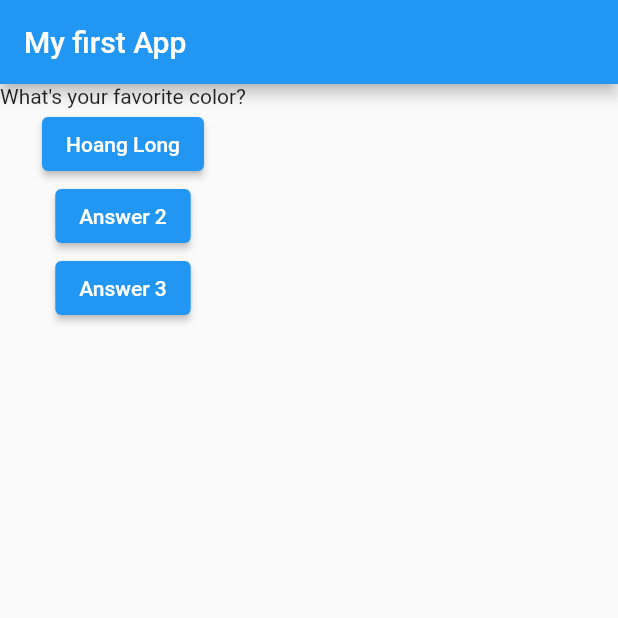
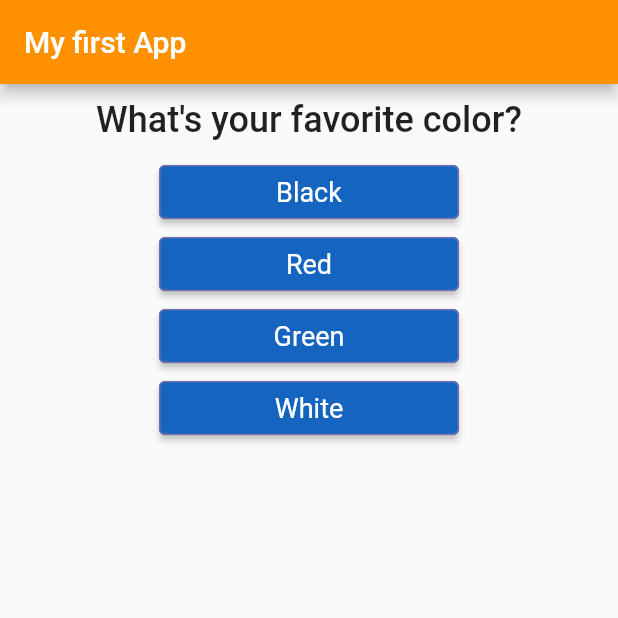
Before and after one commit to HoangLong2502/flutter, a Flutter app: the screen it shows after launch, on a phone screen of 412 x 824 dp, the top half of it. Run offline on Flutter 3.47's test engine with Material 2 defaults, Android fonts, the phone set to English and light mode, and no system bars.

Commit message:
connect 2 component Map

```diff
--- /dev/null
+++ b/flutter_complete_guide/lib/answer.dart
@@ -0,0 +1,32 @@
+import 'package:flutter/material.dart';
+
+class Answer extends StatelessWidget {
+  final Function selectHandler;
+  final String answerText;
+
+  Answer(this.selectHandler, this.answerText);
+
+  @override
+  Widget build(BuildContext context) {
+    return Container(
+      width: double.tryParse('200'),
+      child: ElevatedButton(
+        style: ButtonStyle(
+          side: MaterialStateProperty.all(BorderSide(
+            color: Color.fromARGB(255, 110, 110, 176),
+            width: 1,
+            style: BorderStyle.solid,
+          )),
+          backgroundColor: MaterialStateProperty.all(Colors.blue[800]),
+          textStyle: MaterialStateProperty.all(
+            TextStyle(color: Color(0xFF42A5F5), fontSize: 18)
+          ),
+        ),
+        child: Text(answerText),
+        onPressed: () {
+          selectHandler();
+        },
+      ),
+    );
+  }
+}
--- a/flutter_complete_guide/lib/main.dart
+++ b/flutter_complete_guide/lib/main.dart
@@ -1,4 +1,8 @@
 import 'package:flutter/material.dart';
+import 'package:flutter_complete_guide/answer.dart';
+
+import './qustion.dart';
+import './answer.dart';
 
 // void main() {
 //   runApp(MyApp());
@@ -7,7 +11,6 @@ import 'package:flutter/material.dart';
 void main() => runApp(MyApp());
 
 class MyApp extends StatefulWidget {
-
   //ghi đè
   @override
   // Khai báo State con để kết nối 2 State
@@ -32,34 +35,37 @@ class _MyAppState extends State<MyApp> {
   @override
   Widget build(BuildContext context) {
     // List
-    var questions = [
-      'What\'s your favorite color?',
-      'What\'s your favorite animal?',
+    const questions = [
+      {
+        'questionText': 'What\'s your favorite color?',
+        'answers': ['Black', 'Red', 'Green', 'White']
+      },
+      {
+        'questionText': 'What\'s your favorite animal?',
+        'answers': ['Cat', 'Dog', 'Bird', 'Rabbit']
+      },
+      {
+        'questionText': 'What\'s your favorite instructor?',
+        'answers': ['Max', 'Min', 'Mux', 'Mox']
+      }
     ];
     return MaterialApp(
       home: Scaffold(
         appBar: AppBar(
           title: Text('My first App'),
+          backgroundColor: Color(0xFFFF9000),
         ),
-        body: Column(children: [
-          Text(questions[_questionIndex]),
-          ElevatedButton(
-            child: Text(name),
-            onPressed: _answerQuestion,
-          ),
-          ElevatedButton(
-            child: Text('Answer 2'),
-
-            // anonymount function (Chức năng ẩn danh)
-            onPressed: () {
-              this.name = 'Ngoc Ha';
-            },
-          ),
-          ElevatedButton(
-            child: Text('Answer 3'),
-            onPressed: () => print('123'),
-          ),
-        ]),
+        body: Column(
+          children: [
+            Question(
+              questions[_questionIndex]['questionText'] as String,
+            ),
+            ...(questions[_questionIndex]['answers'] as List<String>)
+            .map((answer) {
+              return Answer(_answerQuestion, answer);
+            })
+          ],
+        ),
       ),
     );
   }
--- /dev/null
+++ b/flutter_complete_guide/lib/qustion.dart
@@ -0,0 +1,24 @@
+import 'package:flutter/material.dart';
+
+class Question extends StatelessWidget {
+  final String questionText;
+
+  Question(this.questionText);
+
+  @override
+  Widget build(BuildContext context) {
+    return Container(
+      width: double.infinity,
+      margin: EdgeInsets.all(10),
+      child: Text(
+        questionText,
+        style: TextStyle(
+          backgroundColor: Color(123456),
+          fontSize: 24,
+          fontWeight: FontWeight.w500,
+        ),
+        textAlign: TextAlign.center,
+      )
+    );
+  }
+}
```
